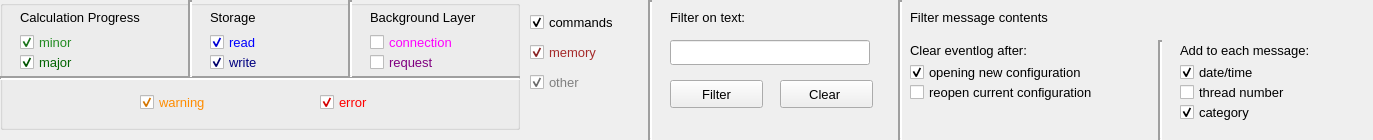
First picture: the form in qtgui/exe/res/ui/DmsEventLogSelection.ui, repository ObjectVision/GeoDMS, before the edit.
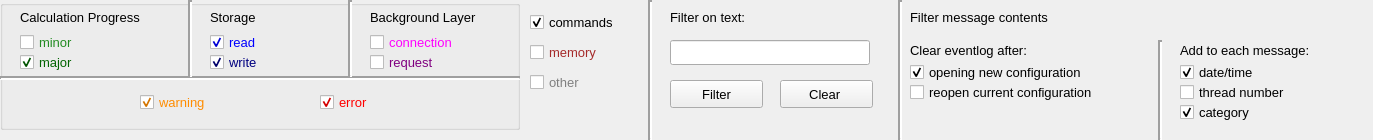
Second picture: the form after the edit.

Commit message: default check status improved

```diff
--- a/qtgui/exe/res/ui/DmsEventLogSelection.ui
+++ b/qtgui/exe/res/ui/DmsEventLogSelection.ui
@@ -193,7 +193,7 @@
      <string>minor</string>
     </property>
     <property name="checked">
-     <bool>true</bool>
+     <bool>false</bool>
     </property>
    </widget>
    <widget class="QCheckBox" name="m_warning_filter">
@@ -386,7 +386,7 @@
     <string>other</string>
    </property>
    <property name="checked">
-    <bool>true</bool>
+    <bool>false</bool>
    </property>
   </widget>
   <widget class="QLineEdit" name="m_text_filter">
@@ -494,7 +494,7 @@
     <string>memory</string>
    </property>
    <property name="checked">
-    <bool>true</bool>
+    <bool>false</bool>
    </property>
   </widget>
   <widget class="Line" name="line_5">
```
